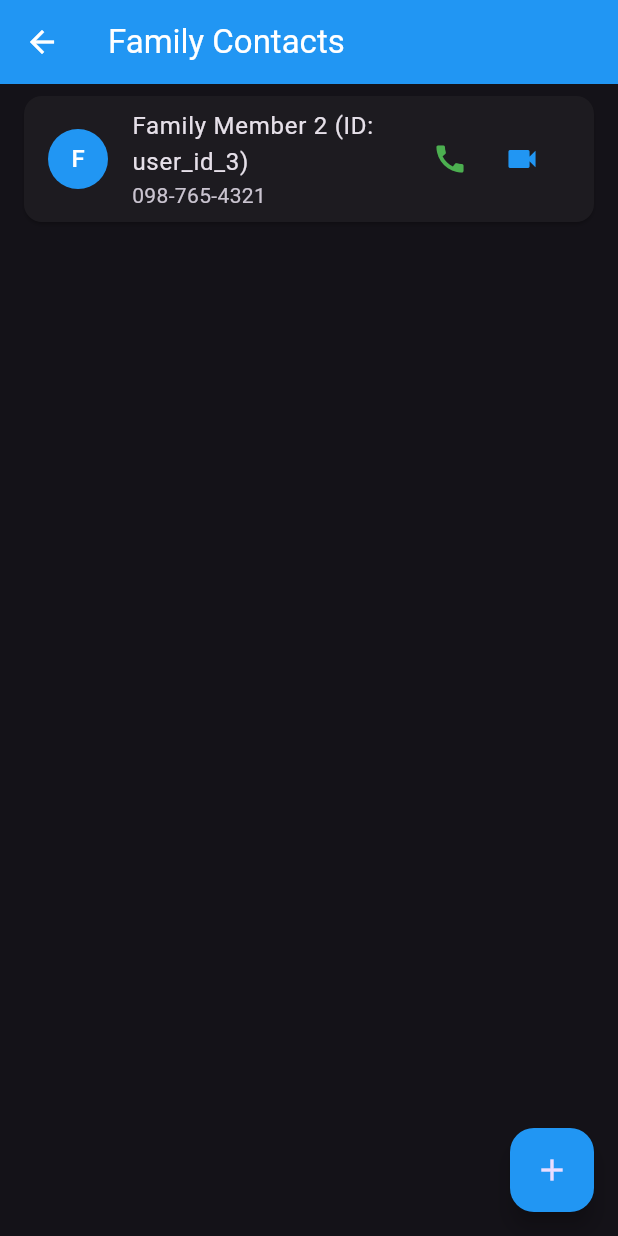
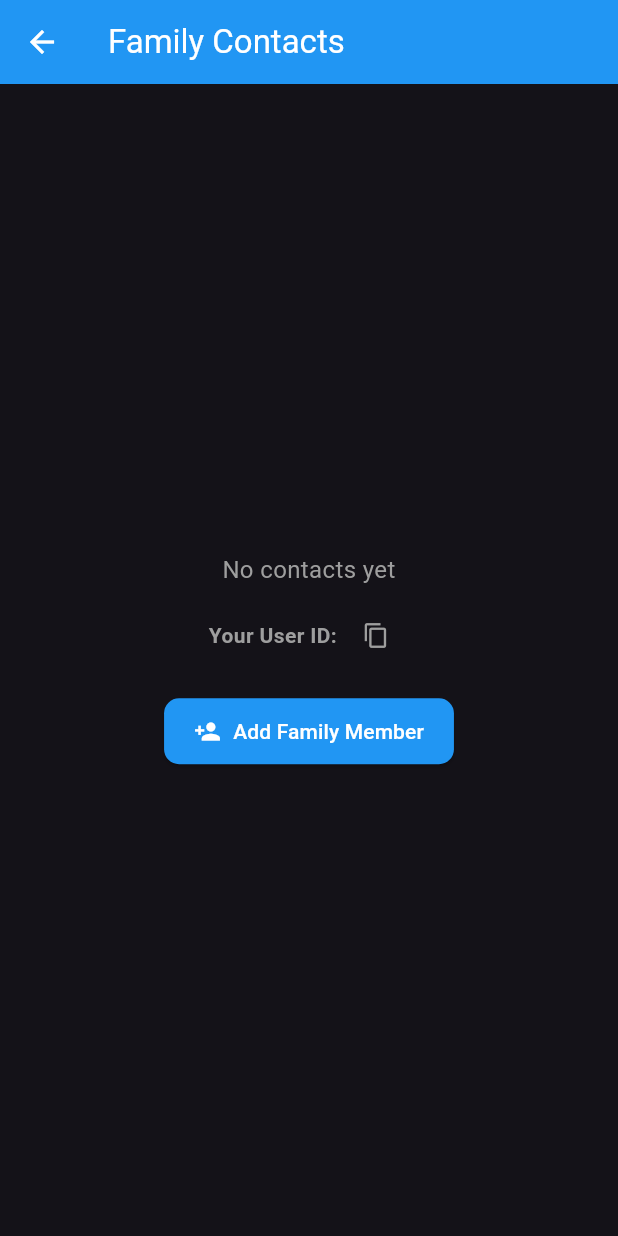
Before and after one commit to billee/podcasts, a Flutter app: the screen it shows once a user with an empty profile is signed in, after a tap on the "contacts" icon, on a phone screen of 412 x 824 dp. Run offline on Flutter 3.47's test engine with Material 3 defaults, Android fonts, the phone set to English and light mode, and no system bars; our stand-ins replace audioplayers, cloud_firestore, firebase_auth, firebase_core, flutter_dotenv, socket_io_client; missing offline and left inert: flutter_webrtc; accounts and stored records are empty; network calls fail.

```diff
--- a/lib/models/ofw_contact.dart
+++ b/lib/models/ofw_contact.dart
@@ -1,37 +1,98 @@
 // lib/models/ofw_contact.dart
+import 'package:cloud_firestore/cloud_firestore.dart'; // Import for Timestamp if needed in fromMap
+
 class OFWContact {
-  final String id; // Unique ID for signaling
+  final String id;
   final String name;
-  final String phone;
-  final String specialization; // e.g., "Caregiver", "Construction Worker"
-  final String? profileImage; // URL to profile image, can be null
+  final String? phone; // Original phone, now optional
+  final String specialization;
+  final String? profileImage;
+  final DateTime? lastSeen;
+  final bool isOnline;
+
+  // New fields added to match ContactService expectations
+  final String? relationship;
+  final String? phoneNumber; // Added explicitly to match service error
+  final List<String>? languages;
+  final String? status;
 
   OFWContact({
     required this.id,
     required this.name,
-    required this.phone,
-    this.specialization = '', // Default to empty string
+    this.phone, // Made optional
+    required this.specialization,
     this.profileImage,
+    this.lastSeen,
+    this.isOnline = false,
+    // Initialize new fields
+    this.relationship,
+    this.phoneNumber,
+    this.languages,
+    this.status,
   });
 
-  // You might want a factory constructor for JSON deserialization later
-  factory OFWContact.fromJson(Map<String, dynamic> json) {
+  // Convert from Firestore document
+  factory OFWContact.fromMap(Map<String, dynamic> map, String id) {
     return OFWContact(
-      id: json['id'] as String,
-      name: json['name'] as String,
-      phone: json['phone'] as String,
-      specialization: json['specialization'] as String? ?? '',
-      profileImage: json['profileImage'] as String?,
+      id: id,
+      name: map['name'] ?? '',
+      phone: map['phone'], // Still support original 'phone' field
+      specialization: map['specialization'] ?? '',
+      profileImage: map['profileImage'],
+      lastSeen: (map['lastSeen'] is Timestamp) ? (map['lastSeen'] as Timestamp).toDate() : null, // Handle Timestamp
+      isOnline: map['isOnline'] ?? false,
+      // Map new fields
+      relationship: map['relationship'],
+      phoneNumber: map['phoneNumber'],
+      languages: (map['languages'] as List<dynamic>?)?.map((e) => e.toString()).toList(),
+      status: map['status'],
     );
   }
 
-  Map<String, dynamic> toJson() {
+  // Convert to Firestore document
+  Map<String, dynamic> toMap() {
     return {
-      'id': id,
       'name': name,
       'phone': phone,
       'specialization': specialization,
       'profileImage': profileImage,
+      'lastSeen': lastSeen,
+      'isOnline': isOnline,
+      // Include new fields
+      'relationship': relationship,
+      'phoneNumber': phoneNumber,
+      'languages': languages,
+      'status': status,
     };
   }
+
+  OFWContact copyWith({
+    String? id,
+    String? name,
+    String? phone,
+    String? specialization,
+    String? profileImage,
+    DateTime? lastSeen,
+    bool? isOnline,
+    // Add new fields to copyWith
+    String? relationship,
+    String? phoneNumber,
+    List<String>? languages,
+    String? status,
+  }) {
+    return OFWContact(
+      id: id ?? this.id,
+      name: name ?? this.name,
+      phone: phone ?? this.phone,
+      specialization: specialization ?? this.specialization,
+      profileImage: profileImage ?? this.profileImage,
+      lastSeen: lastSeen ?? this.lastSeen,
+      isOnline: isOnline ?? this.isOnline,
+      // Copy new fields
+      relationship: relationship ?? this.relationship,
+      phoneNumber: phoneNumber ?? this.phoneNumber,
+      languages: languages ?? this.languages,
+      status: status ?? this.status,
+    );
+  }
 }
--- a/lib/screens/contacts_screen.dart
+++ b/lib/screens/contacts_screen.dart
@@ -1,12 +1,17 @@
 // lib/screens/contacts_screen.dart
 import 'package:flutter/material.dart';
-// import 'package:kapwa_companion_basic/models/ofw_contact.dart'; // No longer strictly needed for this simplified version
-// import 'package:kapwa_companion_basic/services/contact_service.dart'; // No longer needed
-import 'package:kapwa_companion_basic/services/video_conference_service.dart'; // Import the new direct call service
-import 'package:kapwa_companion_basic/screens/incoming_call_screen.dart'; // Import IncomingCallScreen
-import 'package:kapwa_companion_basic/screens/video_conference_screen.dart'; // ADD THIS IMPORT
-import 'package:kapwa_companion_basic/models/ofw_contact.dart'; // Still needed for IncomingCallScreen
-import 'package:flutter_webrtc/flutter_webrtc.dart'; // Needed for RTCSessionDescription
+import 'package:flutter_webrtc/flutter_webrtc.dart';
+import 'package:firebase_auth/firebase_auth.dart';
+import 'package:cloud_firestore/cloud_firestore.dart';
+import 'dart:async'; // Import StreamSubscription
+import 'package:flutter/services.dart'; // Import for Clipboard
+
+import 'package:kapwa_companion_basic/models/ofw_contact.dart';
+import 'package:kapwa_companion_basic/screens/incoming_call_screen.dart';
+import 'package:kapwa_companion_basic/screens/video_conference_screen.dart';
+import 'package:kapwa_companion_basic/services/contact_service.dart';
+import 'package:kapwa_companion_basic/services/video_conference_service.dart';
+
 
 class ContactsScreen extends StatefulWidget {
   final DirectVideoCallService videoService;
@@ -20,54 +25,102 @@ class ContactsScreen extends StatefulWidget {
 }
 
 class _ContactsScreenState extends State<ContactsScreen> {
-  // We will store contacts as a list of maps, where 'id' is the unique user ID for signaling
-  List<Map<String, String>> _contacts = [];
+  List<OFWContact> _contacts = []; // Change to use OFWContact model directly
   bool _loading = true;
-  // Initialize the new direct video call service
-  final DirectVideoCallService _videoService = DirectVideoCallService();
-  final TextEditingController _controller = TextEditingController();
+  // Use the passed video service instance
+  late final DirectVideoCallService _videoService;
+  final TextEditingController _contactIdController = TextEditingController();
+  final TextEditingController _contactNameController = TextEditingController();
+  final TextEditingController _contactPhoneController = TextEditingController();
+  final TextEditingController _contactSpecializationController = TextEditingController();
 
-  // IMPORTANT: For testing, you need to set a unique userId for each phone.
-  // In a real app, this would come from an authentication system.
-  // For example, on Phone A, set 'phone1_user_id', on Phone B set 'phone2_user_id'.
-  // Make sure these IDs are unique and known to each other for calling.
-  // For demonstration, let's assume a static ID for now, which you should change.
-  final String _currentUserId = 'user_id_2'; // <<< CHANGE THIS FOR EACH DEVICE
+
+  String? _currentUserId; // Will be set from Firebase Auth
+
+  // Firestore listener subscription
+  StreamSubscription? _contactsSubscription;
 
   @override
   void initState() {
     super.initState();
-    _loadContacts();
+    _videoService = widget.videoService; // Assign the passed service
+    _initializeUserAndContacts();
     _setupVideoService();
+  }
+
+  Future<void> _initializeUserAndContacts() async {
+    final user = FirebaseAuth.instance.currentUser;
+    if (user != null) {
+      _currentUserId = user.uid;
+      _videoService.initialize(_currentUserId!); // Initialize video service with current user's ID
+      _listenToContacts(); // Start listening to contacts
+      _updateOnlineStatus(true); // Set user online when app starts
+    } else {
+      _showErrorDialog('User not logged in. Cannot load contacts.');
+      setState(() {
+        _loading = false;
+      });
+    }
+  }
+
+  void _listenToContacts() {
+    if (_currentUserId == null) return;
+
+    // Use a stream to listen for real-time updates to contacts
+    _contactsSubscription = FirebaseFirestore.instance
+        .collection('users')
+        .doc(_currentUserId!)
+        .collection('family_contacts')
+        .snapshots()
+        .listen((snapshot) {
+      setState(() {
+        _contacts = snapshot.docs
+            .map((doc) => OFWContact.fromMap(doc.data(), doc.id))
+            .where((contact) => contact.id != _currentUserId) // Don't show self in contacts
+            .toList();
+        _loading = false;
+      });
+    }, onError: (error) {
+      _showErrorDialog('Error loading contacts: $error');
+      setState(() {
+        _loading = false;
+      });
+    });
+  }
+
+  Future<void> _updateOnlineStatus(bool isOnline) async {
+    if (_currentUserId != null) {
+      await ContactService.updateOnlineStatus(_currentUserId!, isOnline);
+    }
   }
 
   @override
   void dispose() {
-    _controller.dispose();
+    _contactsSubscription?.cancel(); // Cancel the Firestore subscription
+    _contactIdController.dispose();
+    _contactNameController.dispose();
+    _contactPhoneController.dispose();
+    _contactSpecializationController.dispose();
+    _updateOnlineStatus(false); // Set user offline when app disposes
     _videoService.dispose(); // Dispose the video service
     super.dispose();
   }
 
-  Future<void> _loadContacts() async {
-    // For now, load some dummy contacts. In a real app, you'd fetch these from a database.
-    setState(() {
-      _contacts = [
-        {'id': 'user_id_2', 'name': 'Family Member 1', 'phone': '416-898-1292'},
-        {'id': 'user_id_3', 'name': 'Family Member 2', 'phone': '098-765-4321'},
-        // Add more contacts here, ensuring their 'id' matches the 'userId'
-        // that another testing device will be using for its _currentUserId.
-        // Make sure 'user_id_2' and 'user_id_3' are set as _currentUserId on other phones.
-      ];
-      _loading = false;
-    });
-  }
-
   void _setupVideoService() {
-    _videoService.initialize(_currentUserId); // Initialize with the current user's ID
-
+    // _videoService.initialize is now called in _initializeUserAndContacts
     // Set up callback for incoming calls
     _videoService.onIncomingCall = (callerId, callerName, isVideo, sdpOffer) {
-      _showIncomingCallDialog(callerId, callerName, isVideo, sdpOffer);
+      // Find the contact in our local list or create a dummy one for display
+      OFWContact? callerContact = _contacts.firstWhere(
+            (contact) => contact.id == callerId,
+        orElse: () => OFWContact(
+          id: callerId,
+          name: callerName.isNotEmpty ? callerName : 'Unknown Caller',
+          phone: '', // Phone number might not be available from signaling
+          specialization: '', // Specialization not available from signaling
+        ),
+      );
+      _showIncomingCallDialog(callerContact, isVideo, sdpOffer);
     };
 
     // Set up callbacks for call status updates
@@ -94,7 +147,7 @@ class _ContactsScreenState extends State<ContactsScreen> {
           builder: (context) => VideoConferenceScreen(
             contactId: partnerId,
             isIncoming: false,
-            isVideoCall: true, // You might want to track this separately
+            isVideoCall: true, // This should ideally come from the initial makeCall
             videoCallService: _videoService,
           ),
         ),
@@ -114,28 +167,28 @@ class _ContactsScreenState extends State<ContactsScreen> {
   }
 
   void _showIncomingCallDialog(
-      String callerId, String callerName, bool isVideo, RTCSessionDescription sdpOffer) {
-    // Create a dummy OFWContact for the IncomingCallScreen
-    final incomingCaller = OFWContact(
-      id: callerId,
-      name: callerName,
-      phone: '', // Phone number not available from signaling for now
-      specialization: '', // Dummy data
-      profileImage: null, // No profile image
-    );
-
-    // Navigate to IncomingCallScreen
+      OFWContact caller, bool isVideo, RTCSessionDescription sdpOffer) {
     Navigator.push(
       context,
       MaterialPageRoute(
         builder: (context) => IncomingCallScreen(
-          caller: incomingCaller,
+          caller: caller,
           isVideoCall: isVideo,
           sdpOffer: sdpOffer, // Pass the SDP offer
           videoCallService: _videoService, // Pass the service instance
         ),
       ),
     );
+  }
+
+  // New method to copy user ID
+  void _copyUserIdToClipboard() {
+    if (_currentUserId != null) {
+      Clipboard.setData(ClipboardData(text: _currentUserId!));
+      _showSnackBar('Your User ID copied to clipboard!');
+    } else {
+      _showSnackBar('User ID not available yet.');
+    }
   }
 
   @override
@@ -151,36 +204,100 @@ class _ContactsScreenState extends State<ContactsScreen> {
         child: CircularProgressIndicator(),
       )
           : _contacts.isEmpty
-          ? const Center(
-        child: Text(
-          'No contacts yet\nTap + to add family members',
+          ? Center(
+        child: Column(
+          mainAxisAlignment: MainAxisAlignment.center,
+          children: [
+            const Text(
+              'No contacts yet',
               textAlign: TextAlign.center,
               style: TextStyle(
                 fontSize: 16,
                 color: Colors.grey,
               ),
             ),
+            const SizedBox(height: 8),
+            Row( // Wrap in a Row for the ID and copy button
+              mainAxisAlignment: MainAxisAlignment.center,
+              children: [
+                Text(
+                  'Your User ID: ${_currentUserId ?? 'Loading...'}', // Display current user ID
+                  textAlign: TextAlign.center,
+                  style: const TextStyle(
+                    fontSize: 14,
+                    color: Colors.grey,
+                    fontWeight: FontWeight.bold,
+                  ),
+                ),
+                if (_currentUserId != null) // Only show copy button if ID is available
+                  IconButton(
+                    icon: const Icon(Icons.copy, size: 18, color: Colors.grey),
+                    onPressed: _copyUserIdToClipboard,
+                    tooltip: 'Copy your User ID',
+                  ),
+              ],
+            ),
+            const SizedBox(height: 16),
+            ElevatedButton.icon(
+              onPressed: _showAddContactDialog,
+              icon: const Icon(Icons.person_add),
+              label: const Text('Add Family Member'),
+              style: ElevatedButton.styleFrom(
+                backgroundColor: Colors.blue,
+                foregroundColor: Colors.white,
+                padding: const EdgeInsets.symmetric(horizontal: 20, vertical: 12),
+                shape: RoundedRectangleBorder(
+                  borderRadius: BorderRadius.circular(10),
+                ),
+              ),
+            ),
+          ],
+        ),
       )
-          : ListView.builder(
+          : Column(
+        children: [
+          Padding(
+            padding: const EdgeInsets.all(8.0),
+            child: Row( // Wrap in a Row for the ID and copy button
+              mainAxisAlignment: MainAxisAlignment.center,
+              children: [
+                Text(
+                  'Your User ID: ${_currentUserId ?? 'Loading...'}', // Display current user ID
+                  textAlign: TextAlign.center,
+                  style: const TextStyle(
+                    fontSize: 14,
+                    color: Colors.grey,
+                    fontWeight: FontWeight.bold,
+                  ),
+                ),
+                if (_currentUserId != null) // Only show copy button if ID is available
+                  IconButton(
+                    icon: const Icon(Icons.copy, size: 18, color: Colors.grey),
+                    onPressed: _copyUserIdToClipboard,
+                    tooltip: 'Copy your User ID',
+                  ),
+              ],
+            ),
+          ),
+          Expanded(
+            child: ListView.builder(
               itemCount: _contacts.length,
               itemBuilder: (context, index) {
                 final contact = _contacts[index];
-          // Do not show current user in contacts list
-          if (contact['id'] == _currentUserId) {
-            return const SizedBox.shrink(); // Hide current user
-          }
                 return Card(
                   margin: const EdgeInsets.symmetric(horizontal: 16, vertical: 8),
                   child: ListTile(
                     leading: CircleAvatar(
-                backgroundColor: Colors.blue,
+                      backgroundColor: contact.isOnline ? Colors.green : Colors.blueGrey,
                       child: Text(
-                  contact['name']![0].toUpperCase(),
+                        contact.name[0].toUpperCase(),
                         style: const TextStyle(color: Colors.white),
                       ),
                     ),
-              title: Text('${contact['name']!} (ID: ${contact['id']})'), // Show ID for debugging
-              subtitle: Text(contact['phone']!),
+                    title: Text('${contact.name} (ID: ${contact.id})'), // Show ID for debugging
+                    subtitle: Text(
+                        '${contact.phone}\n${contact.specialization.isNotEmpty ? contact.specialization : 'N/A'}'
+                    ),
                     trailing: Row(
                       mainAxisSize: MainAxisSize.min,
                       children: [
@@ -198,34 +315,43 @@ class _ContactsScreenState extends State<ContactsScreen> {
                 );
               },
             ),
-      floatingActionButton: FloatingActionButton(
+          ),
+        ],
+      ),
+      floatingActionButton: _contacts.isNotEmpty
+          ? FloatingActionButton(
         onPressed: _showAddContactDialog,
         backgroundColor: Colors.blue,
         child: const Icon(Icons.add),
-      ),
+      )
+          : null, // Only show FAB if contacts list is not empty for 'Add Family Member' button
     );
   }
 
-  // Modified _addContact to take 'id', 'name', 'phone'
-  void _addContact(String id, String name, String phone) {
-    setState(() {
-      _contacts.add({
-        'id': id,
-        'name': name,
-        'phone': phone,
-      });
-    });
-    print('Contact added: ID=$id, Name=$name, Phone=$phone');
+  Future<void> _addContact(OFWContact contact) async {
+    if (_currentUserId == null) {
+      _showErrorDialog('User not authenticated. Cannot add contact.');
+      return;
+    }
+    try {
+      await ContactService.addFamilyContact(_currentUserId!, contact);
+      _showSnackBar('Contact added successfully!');
+    } catch (e) {
+      _showErrorDialog('Failed to add contact: $e');
+    }
   }
 
-  // This is the core function to initiate a call
-  void _makeCall(Map<String, String> contact, bool isVideo) async {
+  void _makeCall(OFWContact contact, bool isVideo) async {
+    if (_currentUserId == null) {
+      _showErrorDialog('User not authenticated. Cannot make call.');
+      return;
+    }
     // Navigate to a temporary screen to show "Calling..." while waiting for acceptance
     Navigator.push(
       context,
       MaterialPageRoute(
         builder: (context) => VideoConferenceScreen(
-          contactId: contact['id']!,
+          contactId: contact.id,
           isIncoming: false,
           isVideoCall: isVideo,
           videoCallService: _videoService, // Pass the service instance
@@ -234,25 +360,28 @@ class _ContactsScreenState extends State<ContactsScreen> {
     );
 
     // Make the direct call using the service
-    await _videoService.makeCall(contact['id']!, _currentUserId, isVideo);
+    await _videoService.makeCall(contact.id, contact.name, isVideo);
     // Note: The actual navigation to the full call screen happens in
     // _videoService.onCallAccepted callback if the callee accepts.
   }
 
   void _showAddContactDialog() {
-    final TextEditingController idController = TextEditingController();
-    final TextEditingController nameController = TextEditingController();
-    final TextEditingController phoneController = TextEditingController();
+    _contactIdController.clear();
+    _contactNameController.clear();
+    _contactPhoneController.clear();
+    _contactSpecializationController.clear();
+
 
     showDialog(
       context: context,
       builder: (context) => AlertDialog(
         title: const Text('Add Family Member'),
-        content: Column(
+        content: SingleChildScrollView( // Added SingleChildScrollView
+          child: Column(
             mainAxisSize: MainAxisSize.min,
             children: [
               TextField(
-              controller: idController,
+                controller: _contactIdController,
                 decoration: const InputDecoration(
                   hintText: 'Enter unique ID (e.g., user_id_X)',
                   border: OutlineInputBorder(),
@@ -260,7 +389,7 @@ class _ContactsScreenState extends State<ContactsScreen> {
               ),
               const SizedBox(height: 8),
               TextField(
-              controller: nameController,
+                controller: _contactNameController,
                 decoration: const InputDecoration(
                   hintText: 'Enter contact name',
                   border: OutlineInputBorder(),
@@ -268,14 +397,23 @@ class _ContactsScreenState extends State<ContactsScreen> {
               ),
               const SizedBox(height: 8),
               TextField(
-              controller: phoneController,
+                controller: _contactPhoneController,
                 decoration: const InputDecoration(
                   hintText: 'Enter phone number (optional)',
                   border: OutlineInputBorder(),
                 ),
                 keyboardType: TextInputType.phone,
               ),
+              const SizedBox(height: 8),
+              TextField(
+                controller: _contactSpecializationController,
+                decoration: const InputDecoration(
+                  hintText: 'Enter specialization (e.g., OFW, Doctor)',
+                  border: OutlineInputBorder(),
+                ),
+              ),
             ],
+          ),
         ),
         actions: [
           TextButton(
@@ -284,15 +422,27 @@ class _ContactsScreenState extends State<ContactsScreen> {
           ),
           TextButton(
             onPressed: () {
-              String contactId = idController.text.trim();
-              String contactName = nameController.text.trim();
-              String contactPhone = phoneController.text.trim();
+              String contactId = _contactIdController.text.trim();
+              String contactName = _contactNameController.text.trim();
+              String contactPhone = _contactPhoneController.text.trim();
+              String contactSpecialization = _contactSpecializationController.text.trim();
+
 
               if (contactId.isNotEmpty && contactName.isNotEmpty) {
-                _addContact(contactId, contactName, contactPhone);
-                idController.clear();
-                nameController.clear();
-                phoneController.clear();
+                _addContact(OFWContact(
+                  id: contactId,
+                  name: contactName,
+                  phone: contactPhone, // Use 'phone' field as defined in OFWContact
+                  specialization: contactSpecialization,
+                  profileImage: null,
+                  lastSeen: null,
+                  isOnline: false, // Default to false, will be updated by other user's presence
+                  // Provide values for new fields, or null if not explicitly entered
+                  relationship: null,
+                  phoneNumber: contactPhone, // Use 'phoneNumber' for consistency with contact_service expectations
+                  languages: null,
+                  status: null,
+                ));
                 Navigator.pop(context);
               } else {
                 ScaffoldMessenger.of(context).showSnackBar(
@@ -308,12 +458,15 @@ class _ContactsScreenState extends State<ContactsScreen> {
   }
 
   void _showSnackBar(String message) {
+    if (mounted) {
       ScaffoldMessenger.of(context).showSnackBar(
         SnackBar(content: Text(message)),
       );
     }
+  }
 
   void _showErrorDialog(String message) {
+    if (mounted) {
       showDialog(
         context: context,
         builder: (context) => AlertDialog(
@@ -329,3 +482,4 @@ class _ContactsScreenState extends State<ContactsScreen> {
       );
     }
   }
+}
```
Also changed, not shown: lib/services/contact_service.dart (+10 -6 lines), lib/services/video_conference_service.dart (+7 -0 lines), 2 other files. Lines whose indentation alone changed are shown as unchanged.
